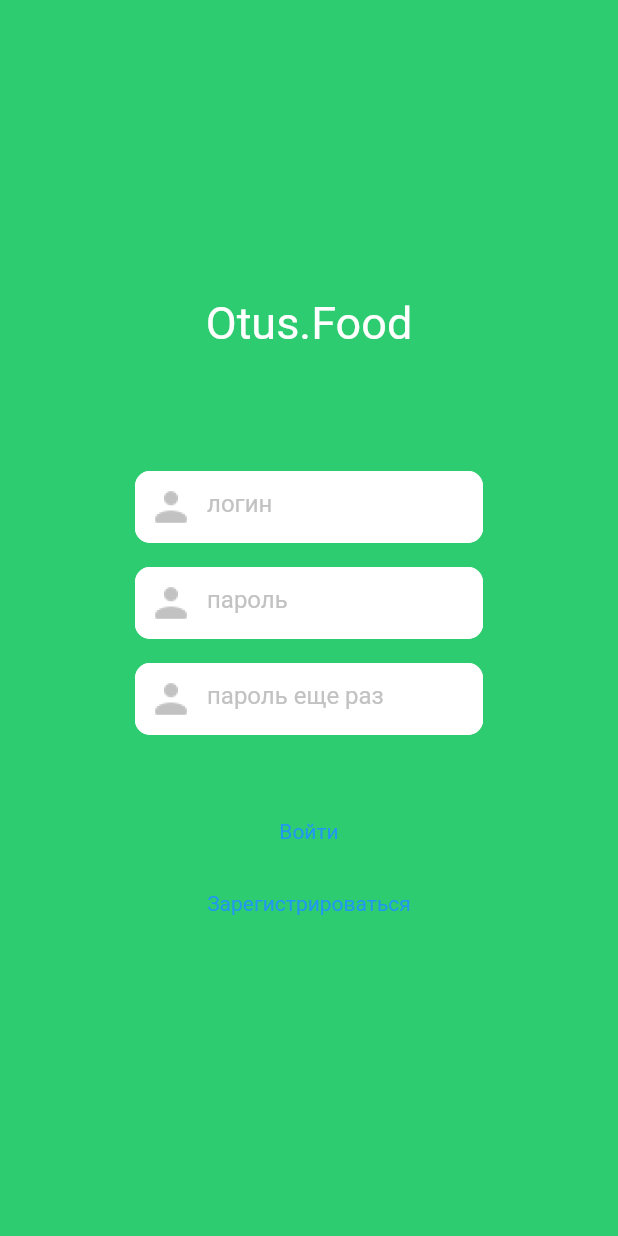
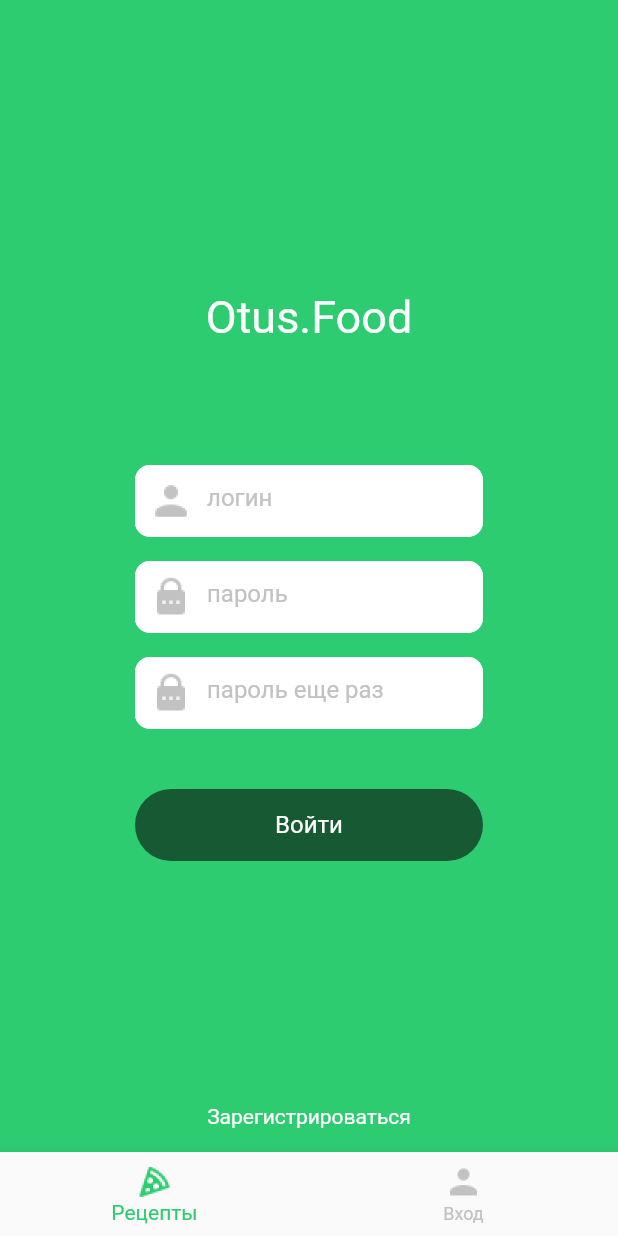
Before and after one commit to vachtung-gigabidze/otus_food_app, a Flutter app: the screen it shows after launch, on a phone screen of 412 x 824 dp. Run offline on Flutter 3.47's test engine with Material 2 defaults, Android fonts, the phone set to English and light mode, and no system bars.

Commit message:
complite login view

```diff
--- a/lib/constants.dart
+++ b/lib/constants.dart
@@ -7,6 +7,7 @@ class Constants {
   static const String avatar_1 = 'assets/images/avatar.png';
   static const String commentImage_1 = 'assets/images/comment_image_1.png';
   static const String imageIcon = 'assets/icons/image_green.png';
+  static const String lockIcon = 'assets/icons/lock_grey.png';
 
   // static const String IMAGE1 = 'assets/images/1.png';
   // static const String IMAGE2 = 'assets/images/2.png';
--- a/lib/screens/login_screen.dart
+++ b/lib/screens/login_screen.dart
@@ -13,8 +13,37 @@ class _LoginScreenState extends State<LoginScreen> {
   @override
   Widget build(BuildContext context) {
     return Scaffold(
+      bottomNavigationBar: BottomNavigationBar(
+        items: <BottomNavigationBarItem>[
+          BottomNavigationBarItem(
+            icon: ImageIcon(Image.asset(
+              Constants.iconPizza,
+              height: 24,
+              width: 24,
+            ).image),
+            label: 'Рецепты',
+            backgroundColor: Colors.white,
+          ),
+          BottomNavigationBarItem(
+            icon: ImageIcon(Image.asset(
+              Constants.iconProfile,
+              height: 24,
+              width: 24,
+            ).image),
+            label: 'Вход',
+          ),
+        ],
+
+        currentIndex: 0,
+        showUnselectedLabels: true,
+        selectedItemColor: AppColors.accent,
+        unselectedItemColor: AppColors.greyColor,
+        // onTap: () {},
+      ),
       backgroundColor: const Color(0xFF2ECC71),
-      body: Center(
+      body: Stack(
+        children: [
+          Center(
             child: Column(
               mainAxisAlignment: MainAxisAlignment.center,
               children: [
@@ -107,7 +136,7 @@ class _LoginScreenState extends State<LoginScreen> {
                             ),
                             child: const Image(
                               image: AssetImage(
-                            Constants.iconProfile,
+                                Constants.lockIcon,
                               ),
                               color: Color(0xFFC2C2C2),
                               height: 24,
@@ -164,7 +193,7 @@ class _LoginScreenState extends State<LoginScreen> {
                             ),
                             child: const Image(
                               image: AssetImage(
-                            Constants.iconProfile,
+                                Constants.lockIcon,
                               ),
                               color: Color(0xFFC2C2C2),
                               height: 24,
@@ -202,17 +231,53 @@ class _LoginScreenState extends State<LoginScreen> {
                 const SizedBox(
                   height: 40,
                 ),
-            TextButton(
+                SizedBox(
+                  height: 48,
+                  width: 232,
+                  child: TextButton(
+                    style: ButtonStyle(
+                      shape: MaterialStateProperty.all<RoundedRectangleBorder>(
+                          RoundedRectangleBorder(
+                        borderRadius: BorderRadius.circular(24.0),
+                        // side: BorderSide(color: Colors.red)
+                      )),
+                      backgroundColor:
+                          MaterialStateProperty.all<Color>(Color(0xFF165932)),
+                    ),
                     onPressed: () {},
-              child: Text('Войти'),
+                    child: const Text(
+                      'Войти',
+                      style: TextStyle(
+                        fontFamily: 'Roboto',
+                        fontStyle: FontStyle.normal,
+                        fontWeight: FontWeight.w500,
+                        fontSize: 16.0,
+                        color: Color(0xFFFFFFFF),
                       ),
-            TextButton(
-              onPressed: () {},
-              child: const Text('Зарегистрироваться'),
+                    ),
+                  ),
                 ),
               ],
             ),
           ),
+          Align(
+            alignment: Alignment.bottomCenter,
+            child: TextButton(
+              onPressed: () {},
+              child: const Text(
+                'Зарегистрироваться',
+                style: TextStyle(
+                  fontFamily: 'Roboto',
+                  fontStyle: FontStyle.normal,
+                  fontWeight: FontWeight.w400,
+                  fontSize: 14.0,
+                  color: Color(0xFFFFFFFF),
+                ),
+              ),
+            ),
+          ),
+        ],
+      ),
     );
   }
 }
```
Lines whose indentation alone changed are shown as unchanged.
